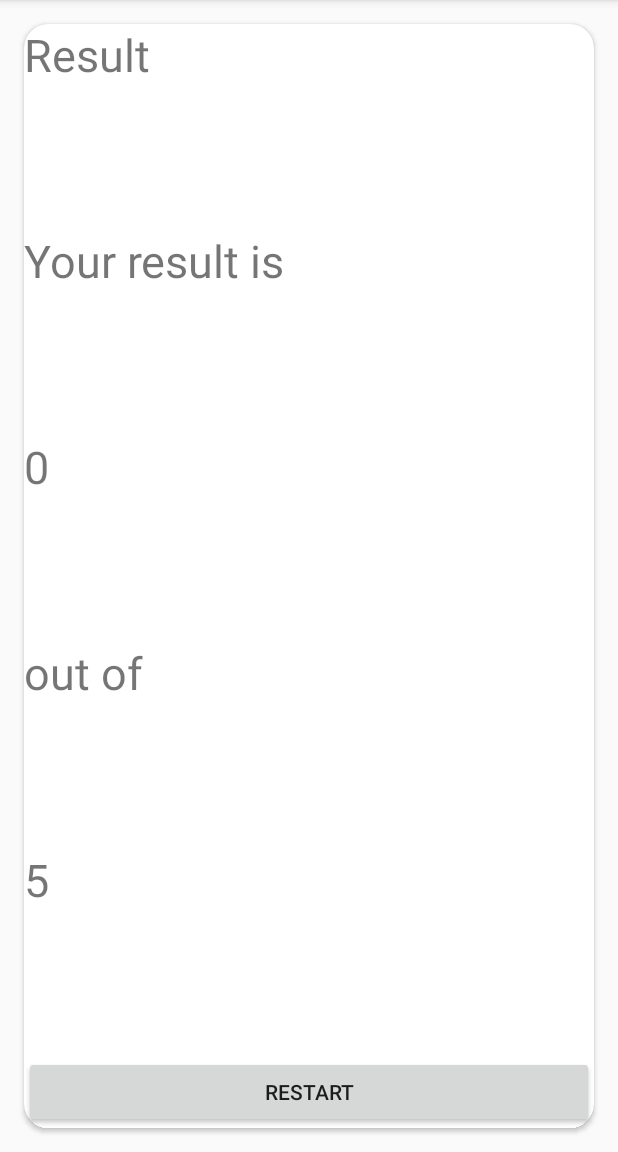
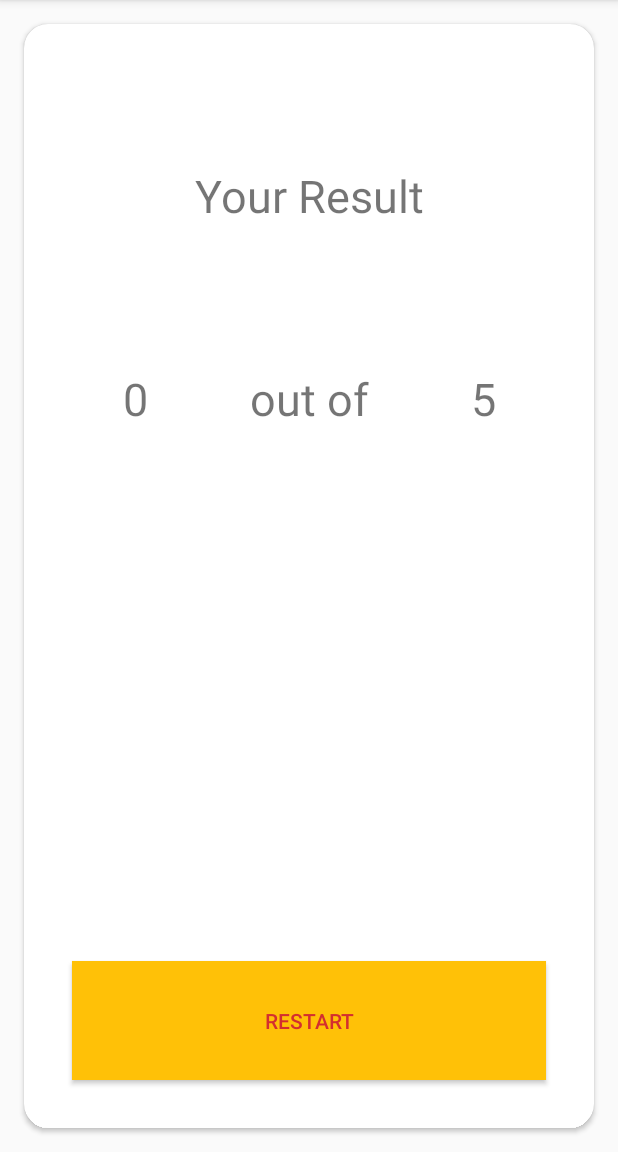
Before and after one commit to Melsara/EscapeThisQuiz, an Android app: the ResultCard screen opened directly, with no data from a screen before it, on a phone screen of 412 x 824 dp, the part 84-1236 px from its top. Run offline under Robolectric (Android 15) with nearby library versions, the phone set to English and light mode, and no system bars.

Commit message:
Updating strings and layout.

```diff
--- a/app/src/main/res/layout/activity_result_card.xml
+++ b/app/src/main/res/layout/activity_result_card.xml
@@ -14,63 +14,82 @@
     tools:context="com.sardegnaisoladicavalli.escapethisquiz.QuizCard">
 
 
+    <?xml version="1.0" encoding="utf-8"?>
     <LinearLayout
         android:layout_width="match_parent"
         android:layout_height="match_parent"
-        android:orientation="vertical">
-
-        <TextView
-            android:id="@+id/card_text"
-            android:layout_width="wrap_content"
-            android:layout_height="0dp"
-            android:layout_weight="1"
-            android:layout_gravity="center_vertical"
-            android:text="Result"
-            android:textSize="30sp" />
-
-        <TextView
-            android:id="@+id/result_text"
-            android:layout_width="wrap_content"
-            android:layout_height="0dp"
-            android:layout_weight="1"
-            android:layout_gravity="center_vertical"
-            android:text="Your result is"
-            android:textSize="30sp" />
-
-        <TextView
-            android:id="@+id/result_score"
-            android:layout_width="wrap_content"
-            android:layout_height="0dp"
-            android:layout_weight="1"
-            android:layout_gravity="center_vertical"
-            android:text="0"
-            android:textSize="30sp" />
+        android:orientation="vertical"
+        android:layout_margin="@dimen/margin">
 
 
         <TextView
-            android:id="@+id/result_outOf"
-            android:layout_width="wrap_content"
+            android:id="@+id/result_title"
+            android:layout_width="match_parent"
             android:layout_height="0dp"
-            android:layout_weight="1"
-            android:layout_gravity="center_vertical"
-            android:text="out of"
-            android:textSize="30sp" />
+            android:layout_weight="5"
+            android:text="@string/result_title"
+            android:gravity="center"
+            android:layout_gravity="center_horizontal"
+            android:textSize="30sp"
+            />
 
-        <TextView
-            android:id="@+id/result_maxResult"
-            android:layout_width="wrap_content"
+        <LinearLayout
+            android:layout_width="match_parent"
             android:layout_height="0dp"
-            android:layout_weight="1"
-            android:layout_gravity="center_vertical"
-            android:text="5"
-            android:textSize="30sp" />
+            android:layout_weight="10"
+            android:orientation="horizontal"
+            android:id="@+id/result_score">
+
+            <TextView
+                android:id="@+id/result_actualRes"
+                android:layout_width="0dp"
+                android:layout_height="wrap_content"
+                android:layout_gravity="top"
+                android:layout_weight="1"
+                android:gravity="center"
+                android:layout_marginTop="@dimen/margin"
+                android:text="0"
+                android:textSize="30sp" />
+
+            <TextView
+                android:id="@+id/result_outOf"
+                android:layout_width="0dp"
+                android:layout_height="wrap_content"
+                android:layout_gravity="top"
+                android:layout_weight="1"
+                android:layout_marginTop="@dimen/margin"
+                android:text="@string/result_outOf"
+                android:gravity="center"
+                android:textSize="30sp" />
+
+            <TextView
+                android:id="@+id/card_question"
+                android:layout_width="0dp"
+                android:layout_height="wrap_content"
+                android:layout_gravity="top"
+                android:layout_weight="1"
+                android:layout_marginTop="@dimen/margin"
+                android:text="5"
+                android:gravity="center"
+                android:textSize="30sp" />
+
+        </LinearLayout>
 
         <Button
+            android:id="@+id/button_submit"
             android:layout_width="match_parent"
-            android:layout_height="wrap_content"
-            android:text="Restart"/>
-
+            android:layout_height="0dp"
+            android:layout_weight="2"
+            android:layout_margin="@dimen/margin"
+            android:layout_centerHorizontal="true"
+            android:background="@color/colorAccent"
+            android:gravity="center"
+            android:text="@string/button_restart"
+            android:onClick="onRestartButtonClicked"
+            android:textColor="@color/colorPrimaryDark"
+            android:visibility="visible" />
 
     </LinearLayout>
 
+
 </android.support.v7.widget.CardView>
--- a/app/src/main/res/values/strings.xml
+++ b/app/src/main/res/values/strings.xml
@@ -36,4 +36,10 @@
 	<string name="answer52">Answer 52</string>
 	<string name="answer53">Answer 53</string>
 	<string name="answer54">Answer 54</string>
+	<string name="button_Back">Back</string>
+	<string name="button_Next">Next</string>
+	<string name="button_Submit">Submit</string>
+	<string name="result_title">Your Result</string>
+	<string name="result_outOf">out of</string>
+	<string name="button_restart">Restart</string>
 </resources>
```
Also changed, not shown: app/src/main/java/com/sardegnaisoladicavalli/escapethisquiz/RecyclerActivity.java (+5 -5 lines), app/src/main/res/layout/activity_quiz_card.xml (+43 -28 lines). Lines whose indentation alone changed are shown as unchanged.
